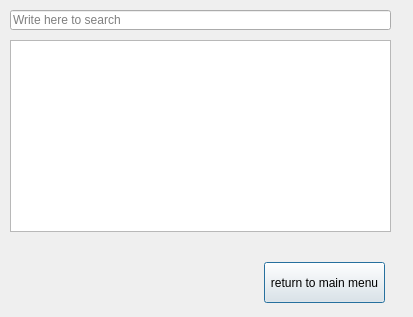
The window that scientistswindow.ui (stefanv15/verklegtNamskeid_skil3) describes before a commit, drawn with Qt 5.
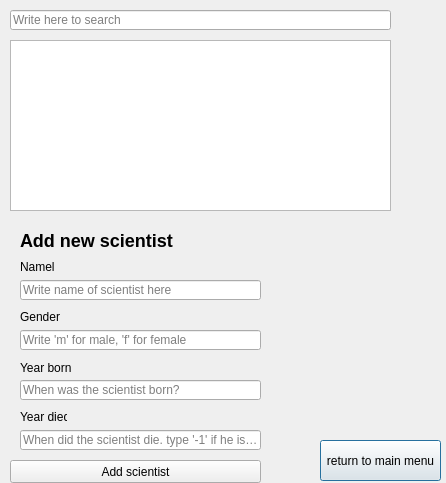
The same window after the commit.

What changed in the file:
```diff
--- a/scientistswindow.ui
+++ b/scientistswindow.ui
@@ -6,8 +6,8 @@
    <rect>
     <x>0</x>
     <y>0</y>
-    <width>413</width>
-    <height>317</height>
+    <width>446</width>
+    <height>483</height>
    </rect>
   </property>
   <property name="windowTitle">
@@ -19,15 +19,15 @@
      <x>10</x>
      <y>40</y>
      <width>381</width>
-     <height>192</height>
+     <height>171</height>
     </rect>
    </property>
   </widget>
   <widget class="QPushButton" name="ret_button">
    <property name="geometry">
     <rect>
-     <x>264</x>
-     <y>262</y>
+     <x>320</x>
+     <y>440</y>
      <width>121</width>
      <height>41</height>
     </rect>
@@ -49,6 +49,136 @@
     <string>Write here to search</string>
    </property>
   </widget>
+  <widget class="QLabel" name="label">
+   <property name="geometry">
+    <rect>
+     <x>20</x>
+     <y>230</y>
+     <width>161</width>
+     <height>21</height>
+    </rect>
+   </property>
+   <property name="text">
+    <string>&lt;html&gt;&lt;head/&gt;&lt;body&gt;&lt;p&gt;&lt;span style=&quot; font-size:x-large; font-weight:600;&quot;&gt;Add new scientist&lt;/span&gt;&lt;/p&gt;&lt;/body&gt;&lt;/html&gt;</string>
+   </property>
+  </widget>
+  <widget class="QLabel" name="label_2">
+   <property name="geometry">
+    <rect>
+     <x>20</x>
+     <y>260</y>
+     <width>47</width>
+     <height>13</height>
+    </rect>
+   </property>
+   <property name="text">
+    <string>Namel</string>
+   </property>
+  </widget>
+  <widget class="QLineEdit" name="line_name">
+   <property name="geometry">
+    <rect>
+     <x>20</x>
+     <y>280</y>
+     <width>241</width>
+     <height>20</height>
+    </rect>
+   </property>
+   <property name="placeholderText">
+    <string>Write name of scientist here</string>
+   </property>
+  </widget>
+  <widget class="QLabel" name="label_3">
+   <property name="geometry">
+    <rect>
+     <x>20</x>
+     <y>310</y>
+     <width>47</width>
+     <height>13</height>
+    </rect>
+   </property>
+   <property name="text">
+    <string>Gender</string>
+   </property>
+  </widget>
+  <widget class="QLineEdit" name="line_gender">
+   <property name="geometry">
+    <rect>
+     <x>20</x>
+     <y>330</y>
+     <width>241</width>
+     <height>20</height>
+    </rect>
+   </property>
+   <property name="placeholderText">
+    <string>Write 'm' for male, 'f' for female</string>
+   </property>
+  </widget>
+  <widget class="QLabel" name="label_4">
+   <property name="geometry">
+    <rect>
+     <x>20</x>
+     <y>360</y>
+     <width>51</width>
+     <height>16</height>
+    </rect>
+   </property>
+   <property name="text">
+    <string>Year born</string>
+   </property>
+  </widget>
+  <widget class="QLineEdit" name="line_yearBorn">
+   <property name="geometry">
+    <rect>
+     <x>20</x>
+     <y>380</y>
+     <width>241</width>
+     <height>20</height>
+    </rect>
+   </property>
+   <property name="placeholderText">
+    <string>When was the scientist born?</string>
+   </property>
+  </widget>
+  <widget class="QLabel" name="label_5">
+   <property name="geometry">
+    <rect>
+     <x>20</x>
+     <y>410</y>
+     <width>47</width>
+     <height>13</height>
+    </rect>
+   </property>
+   <property name="text">
+    <string>Year died</string>
+   </property>
+  </widget>
+  <widget class="QLineEdit" name="line_yearDied">
+   <property name="geometry">
+    <rect>
+     <x>20</x>
+     <y>430</y>
+     <width>241</width>
+     <height>20</height>
+    </rect>
+   </property>
+   <property name="placeholderText">
+    <string>When did the scientist die. type '-1' if he is alive</string>
+   </property>
+  </widget>
+  <widget class="QPushButton" name="add_button">
+   <property name="geometry">
+    <rect>
+     <x>10</x>
+     <y>460</y>
+     <width>251</width>
+     <height>23</height>
+    </rect>
+   </property>
+   <property name="text">
+    <string>Add scientist</string>
+   </property>
+  </widget>
  </widget>
  <resources/>
  <connections/>
```
